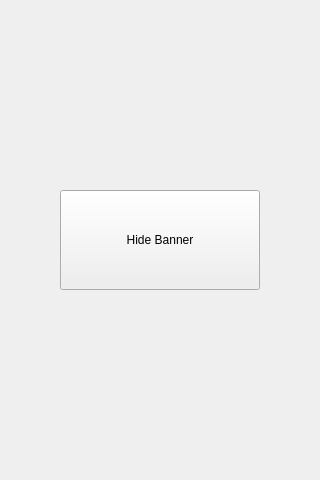
Old version of the form MainWindow.ui in the repository nextgeniuspro/QtAdMobApp.
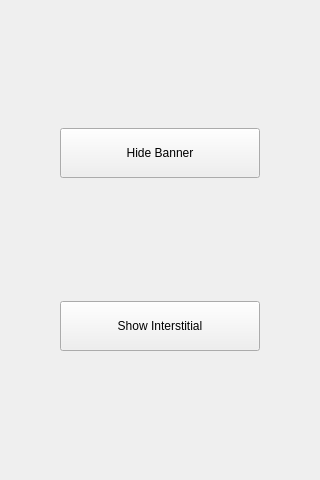
New version of the form.

Commit message: Updated test project to work with signals

```diff
--- a/MainWindow.ui
+++ b/MainWindow.ui
@@ -28,7 +28,7 @@
         <property name="minimumSize">
          <size>
           <width>200</width>
-          <height>100</height>
+          <height>50</height>
          </size>
         </property>
         <property name="text">
@@ -38,6 +38,29 @@
       </item>
      </layout>
     </item>
+    <item>
+     <layout class="QHBoxLayout" name="horizontalLayout_2">
+      <item>
+       <widget class="QPushButton" name="interstitialButton">
+        <property name="sizePolicy">
+         <sizepolicy hsizetype="Fixed" vsizetype="Fixed">
+          <horstretch>0</horstretch>
+          <verstretch>0</verstretch>
+         </sizepolicy>
+        </property>
+        <property name="minimumSize">
+         <size>
+          <width>200</width>
+          <height>50</height>
+         </size>
+        </property>
+        <property name="text">
+         <string>Show Interstitial</string>
+        </property>
+       </widget>
+      </item>
+     </layout>
+    </item>
    </layout>
   </widget>
  </widget>
```
The commit also changes 2 other files.
